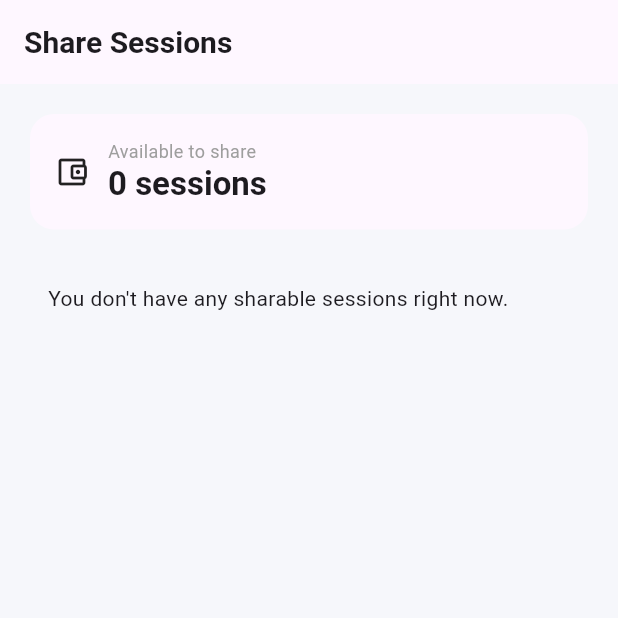
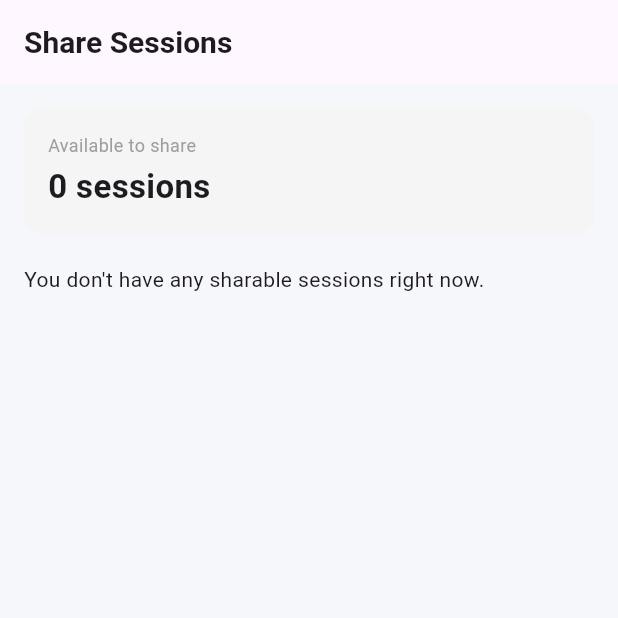
Before and after one commit to baraksamir1995/ClubMGTSystem-MT, a Flutter app: the TransferSessionsScreen screen opened by its route, on a phone screen of 412 x 824 dp, the top half of it. Run offline on Flutter 3.47's test engine with Material 3 defaults, Android fonts, the phone set to English and light mode, and no system bars; our stand-ins replace app_links, cached_network_image, firebase_analytics, firebase_core, firebase_messaging, flutter_local_notifications and 9 more; missing offline and left inert: mobile_scanner, screen_protector; accounts and stored records are empty; statements that could not run were skipped.

Commit message:
chore: local dev config + transfer screen hardening
- gym-admin/next.config.mjs: allow 'unsafe-eval' in script-src in
  development only (Next react-refresh requires eval; was breaking
  admin login on localhost).
- mobile ios/Info.plist: NSAllowsLocalNetworking so iOS app can hit
  http://<mac-lan-ip>:<port> during local dev without ATS blocking.
- mobile dart_defines.local.json: points mobile build at the Mac's
  LAN IP for local testing.
- transfer_sessions_screen: rewrote with ListView + plain widgets
  to avoid RenderBox layout errors seen with the prior Card /
  IconButton.filledTonal combo. Recipient avatar now uses
  CachedNetworkImage with a fallback icon so a bad photo_url
  doesn't spam the log.
- sessions_plan_card: replaced Wrap with a small Row so the badge
  pill row lays out reliably.

Co-Authored-By: Claude Opus 4.7 (1M context) <noreply@anthropic.com>

```diff
--- /dev/null
+++ b/gym_mobile_flutter/dart_defines.local.json
@@ -0,0 +1,5 @@
+{
+  "API_URL": "http://192.168.8.142:8081",
+  "GYM_ID": "",
+  "IS_STAGING": "true"
+}
--- a/gym_mobile_flutter/lib/screens/transfer_sessions_screen.dart
+++ b/gym_mobile_flutter/lib/screens/transfer_sessions_screen.dart
@@ -1,14 +1,11 @@
+import 'package:cached_network_image/cached_network_image.dart';
 import 'package:flutter/material.dart';
 import 'package:provider/provider.dart';
 import '../providers/member_provider.dart';
 import '../services/api_service.dart';
 
 /// Share sessions with another member in the same gym.
-///
-/// Flow: phone input → lookup → confirm count → transfer.
-/// The sender permanently loses the transferred count (no "sent" history on
-/// their side, per product rule). The receiver gets a new membership row
-/// with end_date=NULL.
+/// Phone → lookup → count → transfer. Sender permanently loses the count.
 class TransferSessionsScreen extends StatefulWidget {
   const TransferSessionsScreen({super.key});
 
@@ -44,17 +41,14 @@ class _TransferSessionsScreenState extends State<TransferSessionsScreen> {
     try {
       final res = await ApiService().lookupMemberByPhone(phone);
       if (!mounted) return;
-      if (res == null) {
-        setState(() => _errorText = 'No member found with that phone');
-      } else {
-        setState(() => _recipient = res);
-      }
+      setState(() {
+        _recipient = res;
+        if (res == null) _errorText = 'No member found with that phone';
+      });
     } on ApiException catch (e) {
-      if (!mounted) return;
-      setState(() => _errorText = e.message);
+      if (mounted) setState(() => _errorText = e.message);
     } catch (_) {
-      if (!mounted) return;
-      setState(() => _errorText = 'Lookup failed. Try again.');
+      if (mounted) setState(() => _errorText = 'Lookup failed. Try again.');
     } finally {
       if (mounted) setState(() => _isLooking = false);
     }
@@ -70,16 +64,13 @@ class _TransferSessionsScreenState extends State<TransferSessionsScreen> {
         count: _count,
       );
       if (!mounted) return;
-      // Refresh sender's membership so the reduced balance shows on the card.
       await context.read<MemberProvider>().refreshMembership();
       if (!mounted) return;
       _showSuccess(recipient['full_name'] as String? ?? 'Member');
     } on ApiException catch (e) {
-      if (!mounted) return;
-      _showError(_mapReason(e.message));
+      if (mounted) _showError(_mapReason(e.message));
     } catch (_) {
-      if (!mounted) return;
-      _showError('Transfer failed. Try again.');
+      if (mounted) _showError('Transfer failed. Try again.');
     } finally {
       if (mounted) setState(() => _isTransferring = false);
     }
@@ -87,7 +78,7 @@ class _TransferSessionsScreenState extends State<TransferSessionsScreen> {
 
   String _mapReason(String raw) {
     if (raw.contains('insufficient_sessions')) return 'You don\'t have enough sessions left.';
-    if (raw.contains('no_eligible_membership')) return 'You don\'t have a session-based membership to share from.';
+    if (raw.contains('no_eligible_membership')) return 'You don\'t have a session-based membership to share.';
     if (raw.contains('cannot_transfer_to_self')) return 'You can\'t send sessions to yourself.';
     if (raw.contains('receiver_not_in_gym')) return 'That member is not part of this gym.';
     if (raw.contains('receiver_not_found')) return 'No member found with that phone.';
@@ -95,10 +86,9 @@ class _TransferSessionsScreenState extends State<TransferSessionsScreen> {
   }
 
   void _showSuccess(String name) {
-    showDialog(
+    showDialog<void>(
       context: context,
       builder: (ctx) => AlertDialog(
-        icon: const Icon(Icons.check_circle, color: Colors.green, size: 48),
         title: const Text('Sessions sent'),
         content: Text('$_count ${_count == 1 ? "session has" : "sessions have"} been added to $name.'),
         actions: [
@@ -118,67 +108,47 @@ class _TransferSessionsScreenState extends State<TransferSessionsScreen> {
     ScaffoldMessenger.of(context).showSnackBar(SnackBar(
       content: Text(msg),
       backgroundColor: Colors.red.shade700,
-      behavior: SnackBarBehavior.floating,
     ));
   }
 
   @override
   Widget build(BuildContext context) {
-    final theme = Theme.of(context);
     final membership = context.watch<MemberProvider>().currentMembership;
     final available = membership?.sessionsRemaining ?? 0;
     final hasBalance = available > 0 && (membership?.hasStudioAccess ?? false);
 
     return Scaffold(
-      appBar: AppBar(
-        title: const Text('Share Sessions'),
+      appBar: AppBar(title: const Text('Share Sessions')),
+      body: SafeArea(
+        child: ListView(
+          padding: const EdgeInsets.all(16),
+          children: [
+            Container(
+              padding: const EdgeInsets.all(16),
+              decoration: BoxDecoration(
+                color: Colors.grey.shade100,
+                borderRadius: BorderRadius.circular(12),
               ),
-      body: SingleChildScrollView(
-        padding: const EdgeInsets.all(16),
-        child: Column(
-          crossAxisAlignment: CrossAxisAlignment.start,
-          children: [
-            // Balance banner
-            Card(
-              child: Padding(
-                padding: const EdgeInsets.all(16),
-                child: Row(
-                  children: [
-                    const Icon(Icons.account_balance_wallet_outlined, size: 24),
-                    const SizedBox(width: 12),
-                    Expanded(
               child: Column(
                 crossAxisAlignment: CrossAxisAlignment.start,
                 children: [
                   const Text('Available to share',
                       style: TextStyle(fontSize: 12, color: Colors.grey)),
+                  const SizedBox(height: 4),
                   Text('$available ${available == 1 ? "session" : "sessions"}',
-                              style: theme.textTheme.titleLarge?.copyWith(fontWeight: FontWeight.w700)),
+                      style: const TextStyle(fontSize: 22, fontWeight: FontWeight.w700)),
                 ],
               ),
             ),
-                  ],
-                ),
-              ),
-            ),
-            const SizedBox(height: 16),
+            const SizedBox(height: 20),
 
-            if (!hasBalance) ...[
-              Padding(
-                padding: const EdgeInsets.all(16),
-                child: Text(
-                  'You don\'t have any sharable sessions right now.',
-                  style: theme.textTheme.bodyMedium,
-                ),
-              ),
-            ] else ...[
-              Text('Recipient phone number',
-                  style: theme.textTheme.bodyMedium?.copyWith(fontWeight: FontWeight.w600)),
+            if (!hasBalance)
+              const Text('You don\'t have any sharable sessions right now.')
+            else ...[
+              const Text('Recipient phone number',
+                  style: TextStyle(fontWeight: FontWeight.w600)),
               const SizedBox(height: 8),
-              Row(
-                children: [
-                  Expanded(
-                    child: TextField(
+              TextField(
                 controller: _phoneCtrl,
                 keyboardType: TextInputType.phone,
                 decoration: InputDecoration(
@@ -188,61 +158,82 @@ class _TransferSessionsScreenState extends State<TransferSessionsScreen> {
                 ),
                 onSubmitted: (_) => _lookup(),
               ),
-                  ),
-                  const SizedBox(width: 8),
-                  ElevatedButton(
+              const SizedBox(height: 12),
+              SizedBox(
+                width: double.infinity,
+                height: 44,
+                child: ElevatedButton(
                   onPressed: _isLooking ? null : _lookup,
                   child: _isLooking
                       ? const SizedBox(width: 18, height: 18, child: CircularProgressIndicator(strokeWidth: 2))
-                        : const Text('Find'),
+                      : const Text('Find member'),
+                ),
+              ),
+              const SizedBox(height: 20),
+
+              if (_recipient != null) ...[
+                Container(
+                  padding: const EdgeInsets.all(12),
+                  decoration: BoxDecoration(
+                    color: Colors.grey.shade100,
+                    borderRadius: BorderRadius.circular(12),
+                  ),
+                  child: Row(
+                    children: [
+                      _RecipientAvatar(url: _recipient!['photo_url'] as String?),
+                      const SizedBox(width: 12),
+                      Expanded(
+                        child: Column(
+                          crossAxisAlignment: CrossAxisAlignment.start,
+                          children: [
+                            Text(_recipient!['full_name'] as String? ?? '—',
+                                style: const TextStyle(fontWeight: FontWeight.w600)),
+                            const Text('Same gym',
+                                style: TextStyle(fontSize: 12, color: Colors.grey)),
+                          ],
+                        ),
                       ),
                     ],
                   ),
-              const SizedBox(height: 24),
+                ),
+                const SizedBox(height: 20),
 
-              if (_recipient != null) ...[
-                Card(
-                  child: ListTile(
-                    leading: CircleAvatar(
-                      backgroundImage: (_recipient!['photo_url'] as String?) != null
-                          ? NetworkImage(_recipient!['photo_url'] as String)
-                          : null,
-                      child: (_recipient!['photo_url'] as String?) == null
-                          ? const Icon(Icons.person_outline)
-                          : null,
-                    ),
-                    title: Text(_recipient!['full_name'] as String? ?? '—'),
-                    subtitle: const Text('Same gym'),
-                  ),
-                ),
-                const SizedBox(height: 16),
-
-                Text('How many sessions to send?',
-                    style: theme.textTheme.bodyMedium?.copyWith(fontWeight: FontWeight.w600)),
+                const Text('How many sessions?',
+                    style: TextStyle(fontWeight: FontWeight.w600)),
                 const SizedBox(height: 8),
                 Row(
                   children: [
-                    IconButton.filledTonal(
-                      icon: const Icon(Icons.remove),
+                    SizedBox(
+                      width: 44,
+                      height: 44,
+                      child: OutlinedButton(
                         onPressed: _count > 1 ? () => setState(() => _count--) : null,
+                        style: OutlinedButton.styleFrom(padding: EdgeInsets.zero),
+                        child: const Icon(Icons.remove),
+                      ),
                     ),
                     Expanded(
                       child: Center(
                         child: Text('$_count',
-                            style: theme.textTheme.headlineMedium?.copyWith(fontWeight: FontWeight.w700)),
+                            style: const TextStyle(fontSize: 28, fontWeight: FontWeight.w700)),
                       ),
                     ),
-                    IconButton.filledTonal(
-                      icon: const Icon(Icons.add),
+                    SizedBox(
+                      width: 44,
+                      height: 44,
+                      child: OutlinedButton(
                         onPressed: _count < available ? () => setState(() => _count++) : null,
+                        style: OutlinedButton.styleFrom(padding: EdgeInsets.zero),
+                        child: const Icon(Icons.add),
+                      ),
                     ),
                   ],
                 ),
-                const SizedBox(height: 24),
-
+                const SizedBox(height: 20),
                 SizedBox(
                   width: double.infinity,
-                  child: FilledButton(
+                  height: 48,
+                  child: ElevatedButton(
                     onPressed: _isTransferring ? null : _transfer,
                     child: _isTransferring
                         ? const SizedBox(width: 22, height: 22, child: CircularProgressIndicator(strokeWidth: 2))
@@ -257,3 +248,26 @@ class _TransferSessionsScreenState extends State<TransferSessionsScreen> {
     );
   }
 }
+
+class _RecipientAvatar extends StatelessWidget {
+  final String? url;
+  const _RecipientAvatar({this.url});
+
+  @override
+  Widget build(BuildContext context) {
+    if (url == null || url!.isEmpty) {
+      return const CircleAvatar(child: Icon(Icons.person_outline));
+    }
+    return ClipOval(
+      child: CachedNetworkImage(
+        imageUrl: url!,
+        width: 40,
+        height: 40,
+        fit: BoxFit.cover,
+        errorWidget: (_, __, ___) =>
+            const CircleAvatar(child: Icon(Icons.person_outline)),
+        placeholder: (_, __) => const CircleAvatar(),
+      ),
+    );
+  }
+}
```
Also changed, not shown: gym_mobile_flutter/lib/features/membership/widgets/sessions_plan_card.dart (+6 -4 lines), gym_mobile_flutter/pubspec.lock, 3 other files. Lines whose indentation alone changed are shown as unchanged.
